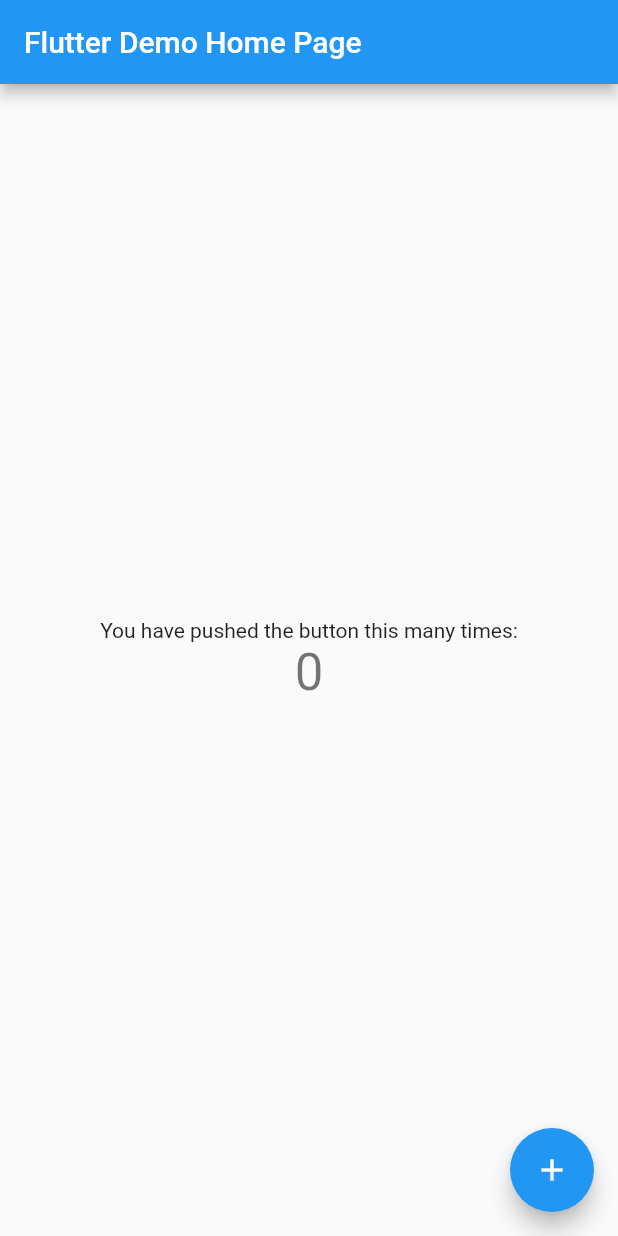
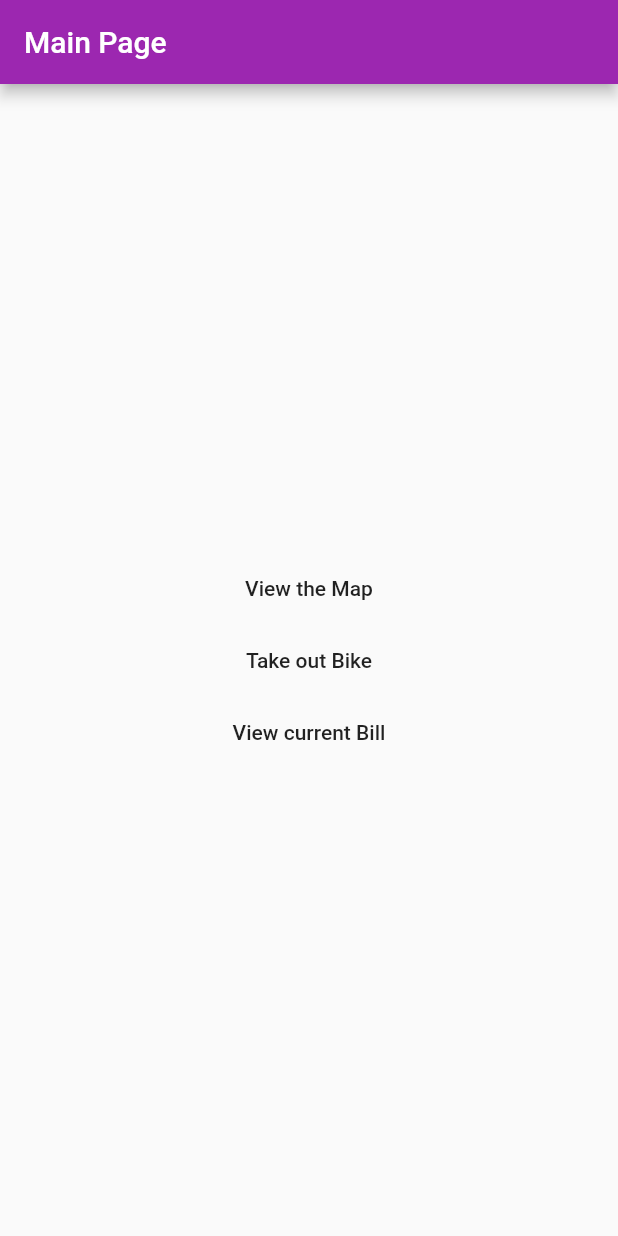
Before and after one commit to SiamakSamie/conuhacks, a Flutter app: the screen it shows after launch, on a phone screen of 412 x 824 dp. Run offline on Flutter 3.47's test engine with Material 2 defaults, Android fonts, the phone set to English and light mode, and no system bars.

Commit message:
Added buttons to the homepage, the first button navigates to new page.

```diff
--- a/lib/main.dart
+++ b/lib/main.dart
@@ -6,11 +6,9 @@ class MyApp extends StatelessWidget {
   @override
   Widget build(BuildContext context) {
     return MaterialApp(
-      title: 'Flutter Demo',
-      theme: ThemeData(
-        primarySwatch: Colors.blue,
-      ),
-      home: MyHomePage(title: 'Flutter Demo Home Page'),
+      title: 'Bix-cité',
+      theme: ThemeData(primarySwatch: Colors.purple),
+      home: MyHomePage(title: 'Main Page'),
     );
   }
 }
@@ -25,14 +23,6 @@ class MyHomePage extends StatefulWidget {
 }
 
 class _MyHomePageState extends State<MyHomePage> {
-  int _counter = 0;
-
-  void _incrementCounter() {
-    setState(() {
-      _counter++;
-    });
-  }
-
   @override
   Widget build(BuildContext context) {
     return Scaffold(
@@ -43,21 +33,26 @@ class _MyHomePageState extends State<MyHomePage> {
         child: Column(
           mainAxisAlignment: MainAxisAlignment.center,
           children: <Widget>[
-            Text(
-              'You have pushed the button this many times:',
+            new FlatButton(
+                child: Text('View the Map'),
+                onPressed: () {
+                  Navigator.push(
+                    context,
+                    new MaterialPageRoute(
+                        builder: (context) => Text('Not implemented yet')),
+                  );
+                }),
+            new FlatButton(
+              child: Text('Take out Bike'),
+              onPressed: () {},
             ),
-            Text(
-              '$_counter',
-              style: Theme.of(context).textTheme.display1,
+            new FlatButton(
+              child: Text('View current Bill'),
+              onPressed: () {},
             ),
           ],
         ),
       ),
-      floatingActionButton: FloatingActionButton(
-        onPressed: _incrementCounter,
-        tooltip: 'Increment',
-        child: Icon(Icons.add),
-      ),
     );
   }
 }
```
